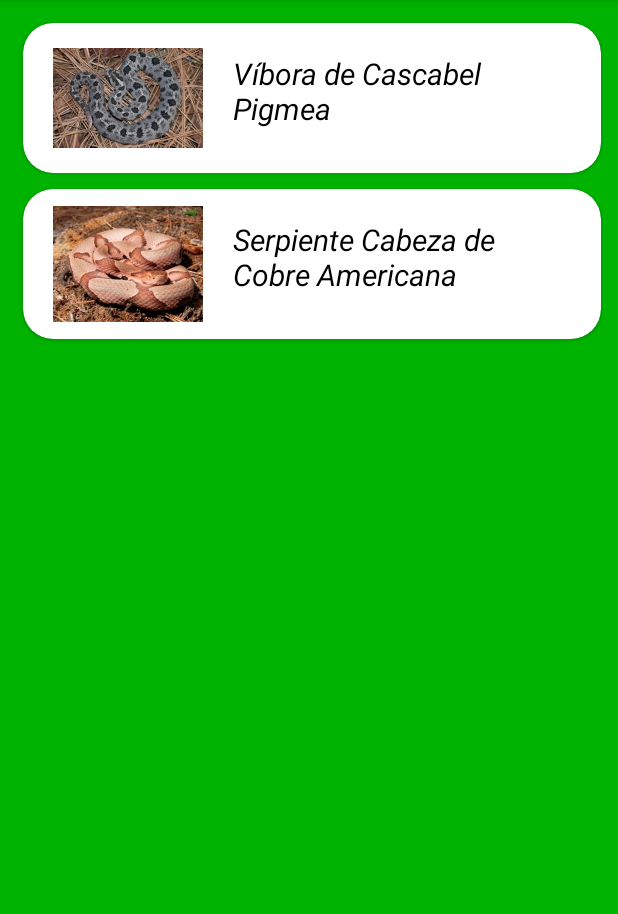
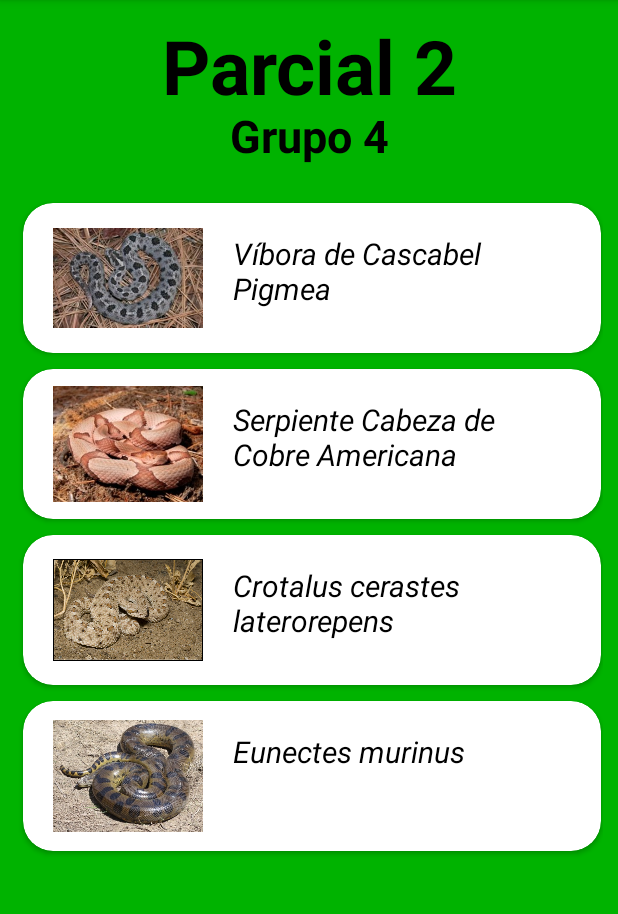
Before and after one commit to rramirez17/Parcial-2, an Android app: the screen it shows after launch (MainActivity), on a phone screen of 412 x 824 dp, the part 84-998 px from its top. Run offline under Robolectric (Android 15) with nearby library versions, the phone set to English and light mode, and no system bars.

Commit message:
Se agregó el botón de regresar para cada serpiente, se puso un fondo dinámico y uno con gradiente, se anexó el título del parcial y el nombre de los integrantes en el activity main, y se agregaron dos culebras más al arreglo de 10

```diff
--- a/app/src/main/AndroidManifest.xml
+++ b/app/src/main/AndroidManifest.xml
@@ -18,7 +18,9 @@
             android:exported="false" />
         <activity
             android:name=".EspecieActivity"
-            android:exported="false" />
+            android:parentActivityName=".MainActivity"
+            android:label="Details"
+            android:exported="true" />
         <activity
             android:name=".MainActivity"
             android:exported="true">
--- a/app/src/main/java/com/example/parcial_n2_grupo4/MainActivity.java
+++ b/app/src/main/java/com/example/parcial_n2_grupo4/MainActivity.java
@@ -1,30 +1,68 @@
 package com.example.parcial_n2_grupo4;
 
+/*  Parcial 2
+ *   Integrantes:    Raúl Ramírez
+ *                   Angela Pellecchia
+ *                   Holger González
+ *                   Gaspar González
+ *                   David Camarena
+ *   Grupo 1SF142
+ *
+ * */
+
 import androidx.appcompat.app.AppCompatActivity;
+import androidx.constraintlayout.widget.ConstraintLayout;
 import androidx.recyclerview.widget.GridLayoutManager;
 import androidx.recyclerview.widget.RecyclerView;
 
+import android.graphics.Color;
 import android.os.Bundle;
 
 import java.util.ArrayList;
 import java.util.List;
+import java.util.Random;
+import java.util.Timer;
+import java.util.TimerTask;
 
 public class MainActivity extends AppCompatActivity {
 
+    ConstraintLayout f1;
 
     List<Culebra> culebra;
+
     @Override
     protected void onCreate(Bundle savedInstanceState) {
         super.onCreate(savedInstanceState);
         setContentView(R.layout.activity_main);
 
+        f1 = findViewById(R.id.fondo);
+
+        Timer tiempo = new Timer();
+        MyTimer mitiempo = new MyTimer();
+        tiempo.schedule(mitiempo, 4000, 4000);
 
         culebra = new ArrayList<>();
-        culebra.add(new Culebra("Víbora de Cascabel Pigmea", "Las Víboras de Cascabel Pigmeas tienen usualmente entre 15 y 23 pulgadas de largo, habitan en cerros de arena y planicies costeras. Se pueden encontrar diferentes especies en Carolina del Norte y sur, Georgia y Tennessee ",R.drawable.culebra1 ));
-        culebra.add(new Culebra("Serpiente Cabeza de Cobre Americana", "Las serpientes Cabeza de Cobre Americanas crecen alrededor de 53 pulgadas de largo, la mordedura puede ser extremadamente dolorosa. Estas serpientes viven cerca de lugares muy boscosos a través del estado.",R.drawable.culebra2 ));
+        culebra.add(new Culebra("Víbora de Cascabel Pigmea", "Las Víboras de Cascabel Pigmeas tienen usualmente entre 15 y 23 pulgadas de largo, habitan en cerros de arena y planicies costeras. Se pueden encontrar diferentes especies en Carolina del Norte y sur, Georgia y Tennessee ", R.drawable.culebra1));
+        culebra.add(new Culebra("Serpiente Cabeza de Cobre Americana", "Las serpientes Cabeza de Cobre Americanas crecen alrededor de 53 pulgadas de largo, la mordedura puede ser extremadamente dolorosa. Estas serpientes viven cerca de lugares muy boscosos a través del estado.", R.drawable.culebra2));
+        culebra.add(new Culebra("Crotalus cerastes laterorepens", "Crotalus cerastes es una víbora que alcanza los 500 a 800 mm de longitud total. Su característica más distintiva son las supraoculares en forma de cuernos, puntiagudas y hacia arriba, que les dan el nombre de \"cornudas.\" ", R.drawable.cascabel));
+        culebra.add(new Culebra("Eunectes murinus", "La especie de anaconda más grande del mundo es la anaconda verde o Eunectes murinus. Habita en Sudamérica y su tamaño puede rondar los cuatro metros de largo, pero se han encontrado algunos ejemplares que superan esta medida.", R.drawable.anaconda_verde));
         RecyclerView recyclerView = (RecyclerView) findViewById(R.id.recyclerView);
         RecyclerViewAdapter myAdapter = new RecyclerViewAdapter(this, culebra);
         recyclerView.setLayoutManager(new GridLayoutManager(this, 1));
         recyclerView.setAdapter(myAdapter);
     }
+
+    private class MyTimer extends TimerTask {
+        @Override
+        public void run() {
+            runOnUiThread(new Runnable() {
+                @Override
+                public void run() {
+                    Random random = new Random();
+                    int color = Color.argb(255, random.nextInt(256), random.nextInt(256), random.nextInt(256));
+                    f1.setBackgroundColor(color);
+                }
+            });
+        }
+    }
 }
--- a/app/src/main/res/layout/activity_especie.xml
+++ b/app/src/main/res/layout/activity_especie.xml
@@ -5,7 +5,7 @@
     xmlns:tools="http://schemas.android.com/tools"
     android:layout_width="match_parent"
     android:layout_height="match_parent"
-    android:background="#00b300"
+    android:background="@drawable/gradiente_verde"
     tools:context=".EspecieActivity">
 
     <androidx.core.widget.NestedScrollView
--- a/app/src/main/res/layout/activity_main.xml
+++ b/app/src/main/res/layout/activity_main.xml
@@ -5,11 +5,39 @@
     xmlns:tools="http://schemas.android.com/tools"
     android:layout_width="match_parent"
     android:layout_height="match_parent"
+    android:id="@+id/fondo"
     android:padding="10dp"
     android:background="#00b300"
     tools:context=".MainActivity">
 
+    <TextView
+        android:id="@+id/titulo"
+        android:layout_width="match_parent"
+        android:layout_height="match_parent"
+        android:text="Parcial 2"
+        android:textColor="@color/black"
+        android:textStyle="bold"
+        android:textSize="50dp"
+        android:textAlignment="center"
+        >
+
+    </TextView>
+
+    <TextView
+        android:layout_width="match_parent"
+        android:layout_height="match_parent"
+        android:text="Grupo 4"
+        android:textColor="@color/black"
+        android:textStyle="bold"
+        android:textSize="30dp"
+        android:textAlignment="center"
+        android:layout_marginTop="60dp"
+
+        >
+
+    </TextView>
     <androidx.recyclerview.widget.RecyclerView
+        android:layout_marginTop="120dp"
         android:id="@+id/recyclerView"
         android:layout_width="match_parent"
         android:layout_height="match_parent"/>
```
Also changed, not shown: app/src/main/res/drawable/gradiente_verde.xml (added, +9 -0 lines), app/src/main/res/drawable-v24/anaconda_verde.jpg (added), app/src/main/res/drawable-v24/cascabel.jpeg (added).
